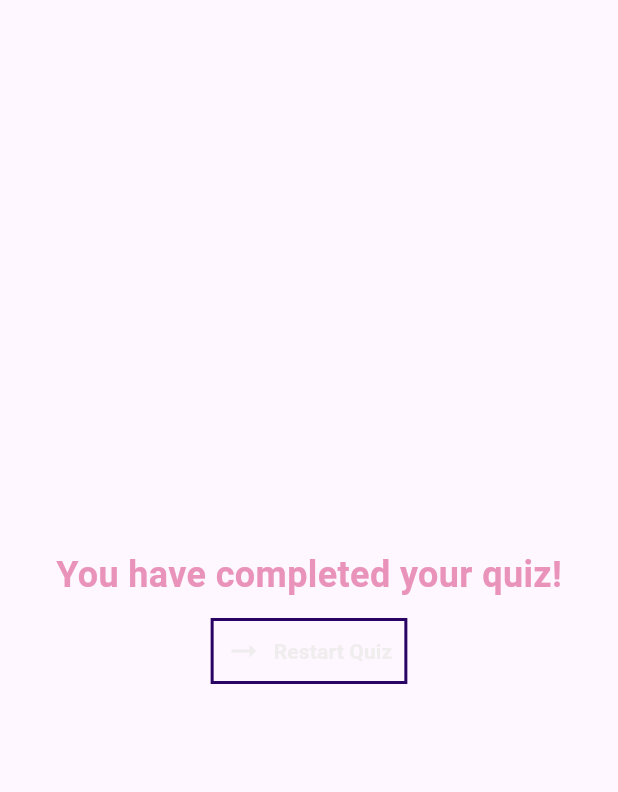
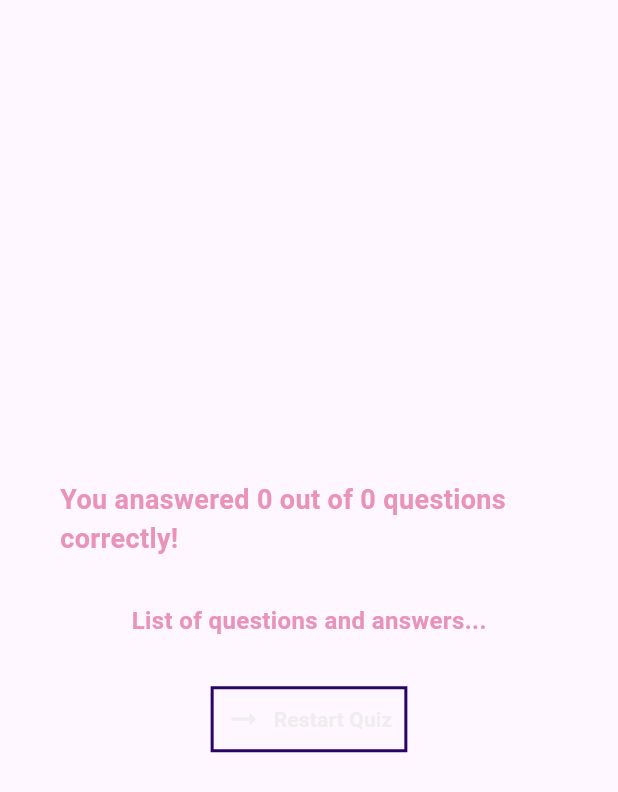
Before and after one commit to spinatose/flutquiz, a Flutter app: the ResultsScreen widget shown alone on an empty page, opened directly with empty values, on a phone screen of 412 x 824 dp. Shown: the top 792 px of the screen. Run offline on Flutter 3.47's test engine with Material 3 defaults, Android fonts, the phone set to English and light mode, and no system bars; our stand-ins replace google_fonts.

Commit message:
added a results screen and have it calculating correct answers

```diff
--- a/lib/quiz_wrapper.dart
+++ b/lib/quiz_wrapper.dart
@@ -36,11 +36,13 @@ class _QuizWrapperState extends State<QuizWrapper> {
   Widget getActiveScreen() {
     switch (activeScreen) {
       case QuizScreen.splash:
+        selectedAnswers.clear(); // Reset selected answers when starting a new quiz
         return SplashScreen(setScreen);
       case QuizScreen.questions:
         return QuestionsScreen(setScreen, chooseAnswer);
       case QuizScreen.results:
-        return ResultsScreen(setScreen);
+        final List<String> correctAnswers = questions.map((q) => q.correctAnswer).toList();
+        return ResultsScreen(setScreen, selectedAnswers, correctAnswers);
     }
   }
 
@@ -48,9 +50,9 @@ class _QuizWrapperState extends State<QuizWrapper> {
     selectedAnswers.add(answer);
 
     if (selectedAnswers.length == questions.length) {
+
       // All questions answered, reset for next round
       setState(() {
-        selectedAnswers.clear();
         activeScreen = QuizScreen.results;
       });
     }
--- a/lib/results_screen.dart
+++ b/lib/results_screen.dart
@@ -4,25 +4,42 @@ import 'package:flutter/material.dart';
 import 'package:google_fonts/google_fonts.dart';
 
 class ResultsScreen extends StatelessWidget {
-  const ResultsScreen(this.setScreen, {super.key});
-
+  const ResultsScreen(this.setScreen, this.selectedAnswers, this.correctAnswers, {super.key});
+  final List<String> selectedAnswers;
+  final List<String> correctAnswers; // This should be replaced with actual correct answers
+  final int correctCount = 0; // This should be calculated based on selectedAnswers and correctAnswers
   final void Function(QuizScreen) setScreen;
 
   @override
   Widget build(BuildContext context) {
-    // TODO: implement build
-    return Column(
+    final int correctCount = selectedAnswers.where((a) => correctAnswers.contains(a)).length;
+
+    return Container(
+        padding: const EdgeInsets.all(40),
+        child: Column(
         mainAxisAlignment: MainAxisAlignment.center,
         children: [
           CenteredText(
-          'You have completed your quiz!',
+            'You anaswered $correctCount out of ${correctAnswers.length} questions correctly!',
             style: GoogleFonts.aBeeZee(
               color: Color.fromARGB(255, 233, 147, 187),
-            fontSize: 24,
+              fontSize: 18,
               fontWeight: FontWeight.bold,
             ),
           ),
-        const SizedBox(height: 10),
+          const SizedBox(height: 30),
+
+          CenteredText(
+            'List of questions and answers...',
+            style: GoogleFonts.aBeeZee(
+              color: Color.fromARGB(255, 233, 147, 187),
+              fontSize: 16,
+              fontWeight: FontWeight.bold,
+            ),
+          ),
+
+
+          const SizedBox(height: 30),
           OutlinedButton.icon(
             onPressed: () {
               setScreen(QuizScreen.splash);
@@ -53,6 +70,7 @@ class ResultsScreen extends StatelessWidget {
             ),
           ),
         ],
+      ),
     );
   }
 }
```
Lines whose indentation alone changed are shown as unchanged.
